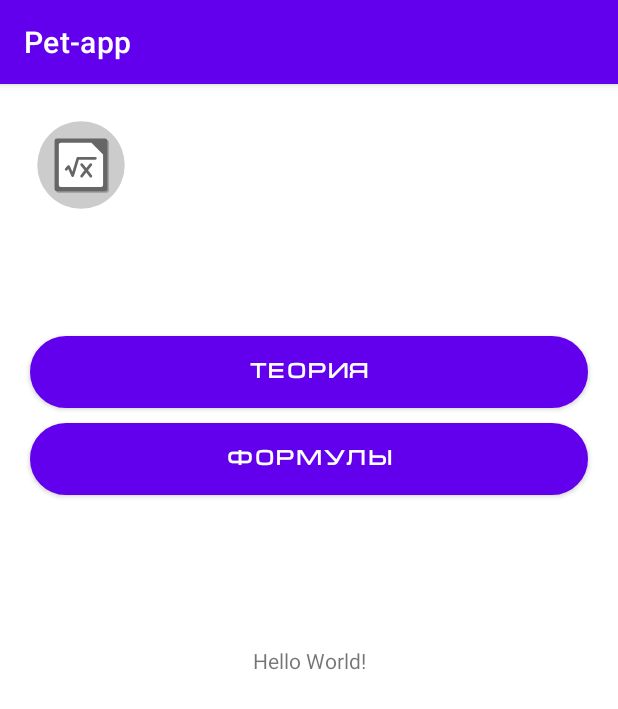
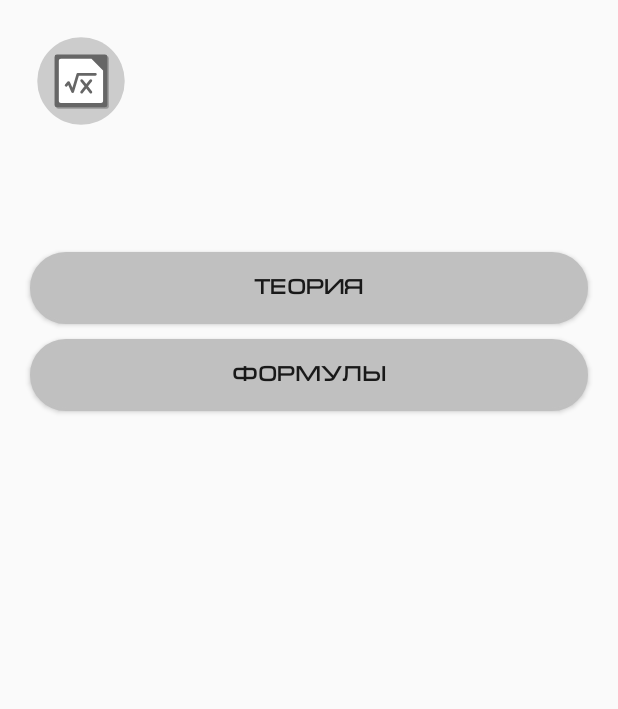
Before and after one commit to Referon/EGE-Math, an Android app: the screen it shows after launch (MainActivity), on a phone screen of 412 x 824 dp. Shown: the top 709 px of the screen. Run offline under Robolectric (Android 15) with nearby library versions, the phone set to English and light mode, and no system bars.

Commit message:
minor fixes

```diff
--- a/app/src/main/AndroidManifest.xml
+++ b/app/src/main/AndroidManifest.xml
@@ -9,6 +9,9 @@
         android:roundIcon="@mipmap/ic_launcher_round"
         android:supportsRtl="true"
         android:theme="@style/Theme.Petapp">
+        <activity
+            android:name=".OperationsWithNumbers"
+            android:exported="true" />
         <activity
             android:name=".TheoryActivity"
             android:exported="true" />
--- a/app/src/main/res/layout/activity_main.xml
+++ b/app/src/main/res/layout/activity_main.xml
@@ -6,14 +6,6 @@
     android:layout_height="match_parent"
     tools:context=".MainActivity">
 
-    <TextView
-        android:layout_width="wrap_content"
-        android:layout_height="wrap_content"
-        android:text="Hello World!"
-        app:layout_constraintBottom_toBottomOf="parent"
-        app:layout_constraintLeft_toLeftOf="parent"
-        app:layout_constraintRight_toRightOf="parent"
-        app:layout_constraintTop_toTopOf="parent" />
 
     <ImageView
         android:id="@+id/imageView"
@@ -38,8 +30,8 @@
         android:text="@string/theory"
         android:textStyle="bold"
         android:shape="rectangle"
+        android:onClick="theoryActivity"
         android:background="@drawable/button_states"
-        android:onClick="theoryActivity"
         app:layout_constraintTop_toBottomOf="@+id/imageView"
         tools:layout_editor_absoluteX="159dp"
         tools:ignore="MissingConstraints,OnClick"/>
--- a/app/src/main/res/values/colors.xml
+++ b/app/src/main/res/values/colors.xml
@@ -2,6 +2,7 @@
 <resources>
     <color name="purple_200">#FFBB86FC</color>
     <color name="purple_500">#FF6200EE</color>
+    <color name="orange">#FF7F00</color>
     <color name="purple_700">#FF3700B3</color>
     <color name="teal_200">#FF03DAC5</color>
     <color name="teal_700">#FF018786</color>
--- a/app/src/main/res/values/themes.xml
+++ b/app/src/main/res/values/themes.xml
@@ -1,9 +1,10 @@
 <resources xmlns:tools="http://schemas.android.com/tools">
     <!-- Base application theme. -->
-    <style name="Theme.Petapp" parent="Theme.MaterialComponents.DayNight.DarkActionBar">
+    <style name="Theme.Petapp" parent="Theme.AppCompat.Light.NoActionBar">
         <!-- Primary brand color. -->
         <item name="colorPrimary">@color/purple_500</item>
-        <item name="colorPrimaryVariant">@color/purple_700</item>
+        <item name="android:colorPrimaryDark">@color/black</item>
+        <item name="colorPrimaryVariant">@color/black</item>
         <item name="colorOnPrimary">@color/white</item>
         <!-- Secondary brand color. -->
         <item name="colorSecondary">@color/teal_200</item>
```
Also changed, not shown: app/src/main/java/ru/netology/pet_app/TheoryActivity.kt (+10 -0 lines).
